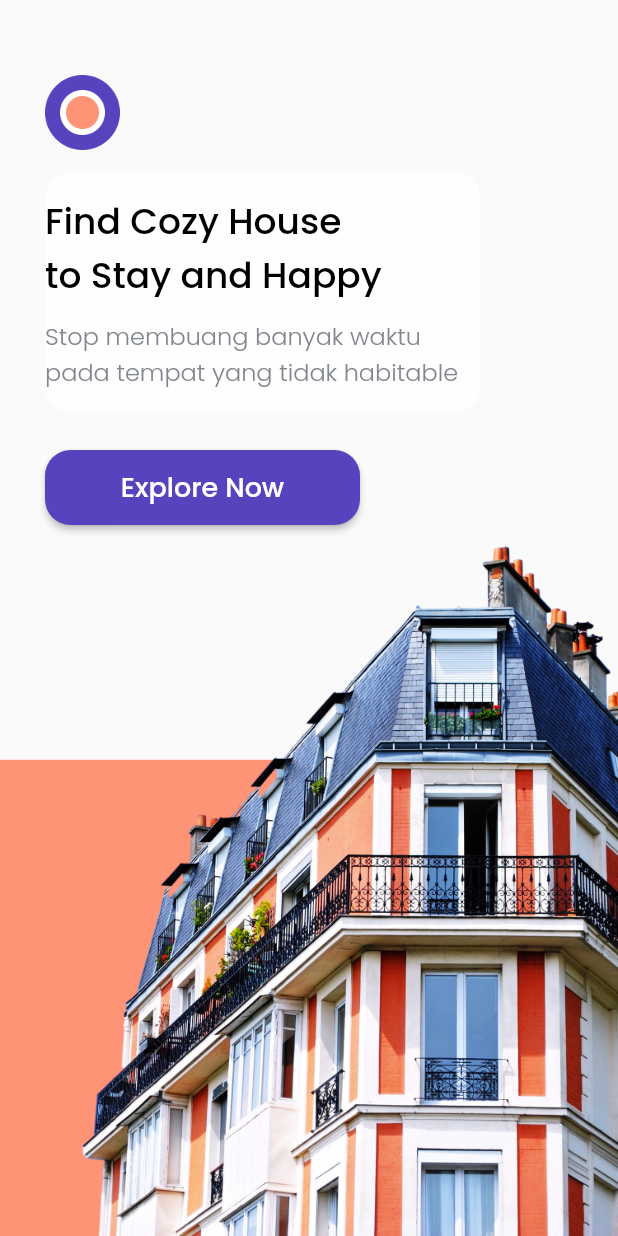
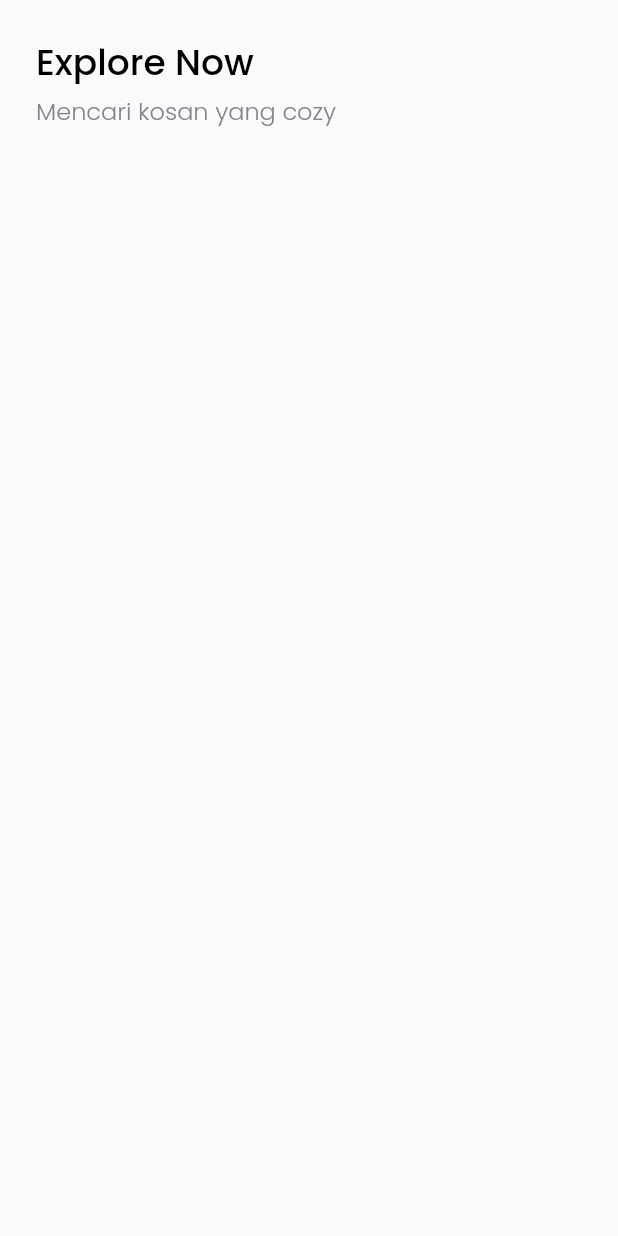
Before and after one commit to dzakybrori/cozy_app, a Flutter app: the screen it shows after launch, after a tap on "Explore Now", on a phone screen of 412 x 824 dp. Run offline on Flutter 3.47's test engine with Material 2 defaults, Android fonts, the light colour scheme and no system bars; our stand-ins replace google_fonts.

Commit message:
Home Page - Title

```diff
--- /dev/null
+++ b/lib/pages/home_page.dart
@@ -0,0 +1,49 @@
+import 'package:flutter/material.dart';
+import 'package:cozy_app/theme.dart';
+
+class HomePage extends StatelessWidget {
+  @override
+  Widget build(BuildContext context) {
+    return Scaffold(
+      body: SafeArea(
+        child: Padding(
+          padding: EdgeInsets.symmetric(
+            vertical: paddingEdge,
+          ),
+          child: ListView(
+            children: [
+              Padding(
+                padding: EdgeInsets.only(
+                  left: paddingEdge,
+                  right: paddingEdge,
+                  bottom: 30,
+                ),
+                child: Column(
+                  crossAxisAlignment: CrossAxisAlignment.start,
+                  children: [
+                    Text(
+                      'Explore Now',
+                      style: titleTextStyle.copyWith(
+                        fontSize: 24,
+                      ),
+                    ),
+                    SizedBox(
+                      height: 2,
+                    ),
+                    Text(
+                      'Mencari kosan yang cozy',
+                      style: subTitleTextStyle.copyWith(
+                        fontSize: 16,
+                        color: lightGreySubTextColor,
+                      ),
+                    ),
+                  ],
+                ),
+              ),
+            ],
+          ),
+        ),
+      ),
+    );
+  }
+}
--- a/lib/pages/splash_page.dart
+++ b/lib/pages/splash_page.dart
@@ -1,3 +1,4 @@
+import 'package:cozy_app/pages/home_page.dart';
 import 'package:cozy_app/theme.dart';
 import 'package:flutter/material.dart';
 
@@ -67,7 +68,14 @@ class SplashPage extends StatelessWidget {
                     width: 210,
                     height: 50,
                     child: ElevatedButton(
-                      onPressed: () {},
+                      onPressed: () {
+                        Navigator.push(
+                          context,
+                          MaterialPageRoute(
+                            builder: (context) => HomePage(),
+                          ),
+                        );
+                      },
                       child: Text(
                         'Explore Now',
                         style: btnTextStyle,
--- a/lib/theme.dart
+++ b/lib/theme.dart
@@ -5,6 +5,8 @@ Color primaryColor = Color(0XFF5843BE);
 Color secondaryColor = Color(0XFFFF9376);
 Color greySubTextColor = Color(0XFF7A7E86);
 Color lightGreySubTextColor = Color(0XFF82868E);
+
+double paddingEdge = 24;
 
 TextStyle titleTextStyle = GoogleFonts.poppins(
   fontWeight: FontWeight.w500,
```
